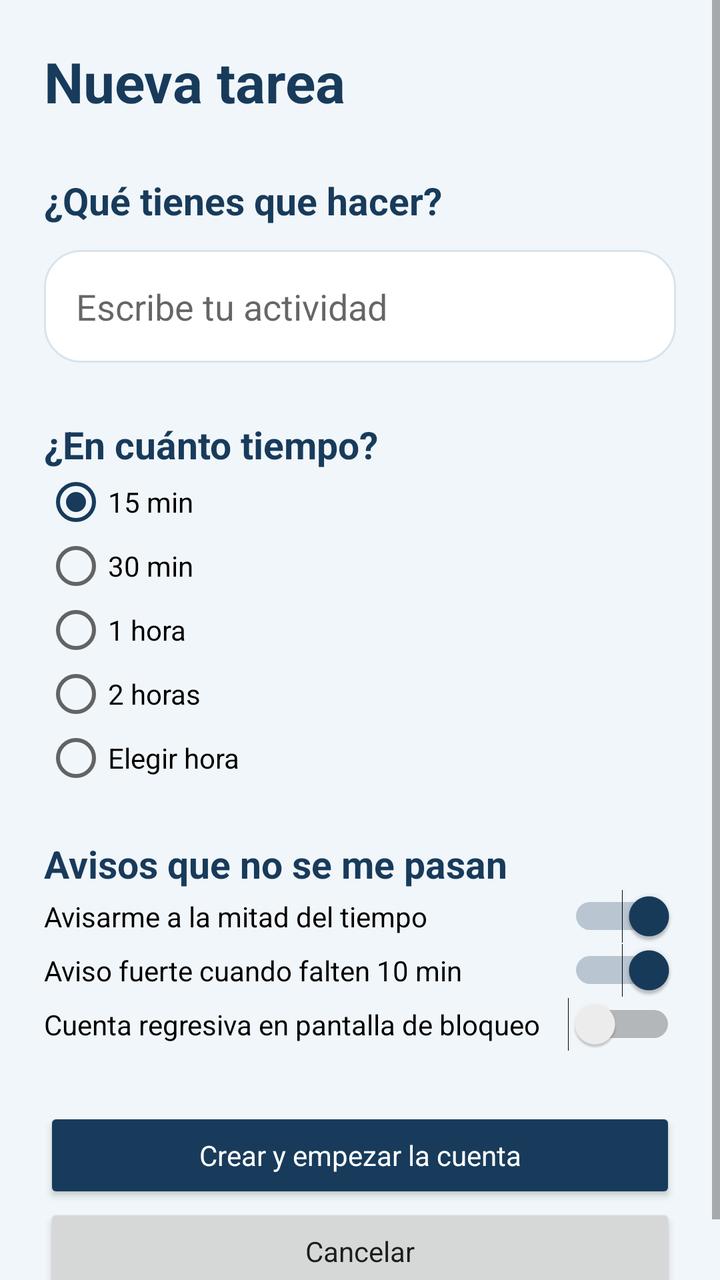
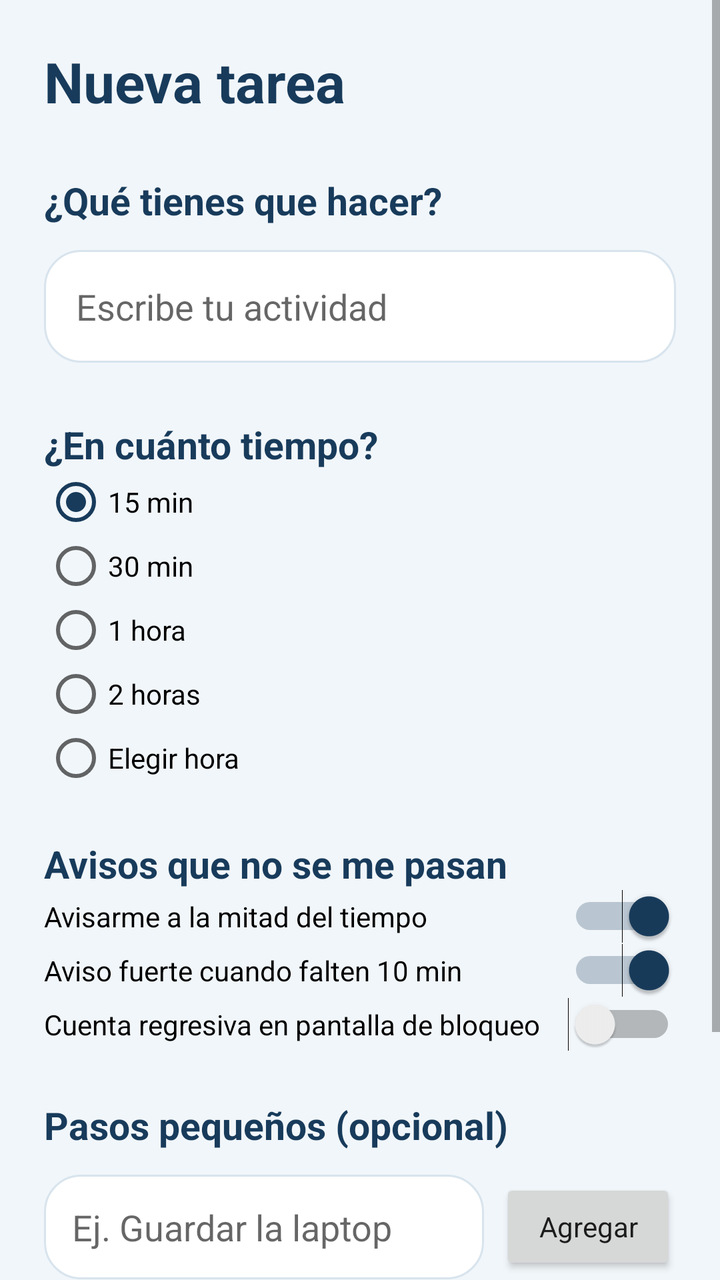

An Android layout rendered at two revisions. The XML below is the earlier revision; the diff shows what the commit changed to produce the second picture.
<!-- AndroidManifest.xml: application theme Theme.Ahorita -->
<!-- res/layout/activity_new_task.xml -->
<ScrollView xmlns:android="http://schemas.android.com/apk/res/android"
    android:layout_width="match_parent" android:layout_height="match_parent"
    android:background="@color/ah_background" android:fillViewport="true">
    <LinearLayout android:layout_width="match_parent" android:layout_height="wrap_content"
        android:orientation="vertical" android:padding="22dp">
        <TextView android:layout_width="wrap_content" android:layout_height="wrap_content"
            android:text="Nueva tarea" android:textColor="@color/ah_navy" android:textSize="28sp"
            android:textStyle="bold"/>
        <TextView android:layout_width="wrap_content" android:layout_height="wrap_content"
            android:layout_marginTop="28dp" android:text="¿Qué tienes que hacer?"
            android:textColor="@color/ah_navy" android:textSize="19sp" android:textStyle="bold"/>
        <EditText android:id="@+id/etTaskTitle" android:layout_width="match_parent"
            android:layout_height="wrap_content" android:layout_marginTop="12dp"
            android:hint="Escribe tu actividad" android:padding="16dp"
            android:background="@drawable/bg_card" android:inputType="textCapSentences"/>
        <TextView android:layout_width="wrap_content" android:layout_height="wrap_content"
            android:layout_marginTop="28dp" android:text="¿En cuánto tiempo?"
            android:textColor="@color/ah_navy" android:textSize="19sp" android:textStyle="bold"/>
        <RadioGroup android:id="@+id/rgDuration" android:layout_width="match_parent"
            android:layout_height="wrap_content" android:orientation="vertical">
            <RadioButton android:id="@+id/rb15" android:layout_width="wrap_content"
                android:layout_height="wrap_content" android:text="15 min" android:checked="true"/>
            <RadioButton android:id="@+id/rb30" android:layout_width="wrap_content"
                android:layout_height="wrap_content" android:text="30 min"/>
            <RadioButton android:id="@+id/rb60" android:layout_width="wrap_content"
                android:layout_height="wrap_content" android:text="1 hora"/>
            <RadioButton android:id="@+id/rb120" android:layout_width="wrap_content"
                android:layout_height="wrap_content" android:text="2 horas"/>
            <RadioButton android:id="@+id/rbCustom" android:layout_width="wrap_content"
                android:layout_height="wrap_content" android:text="Elegir hora"/>
        </RadioGroup>

        
        <TextView android:id="@+id/tvCustomTime" android:layout_width="wrap_content"
            android:layout_height="wrap_content" android:layout_marginStart="32dp"
            android:layout_marginTop="4dp" android:textColor="@color/ah_muted"
            android:textStyle="bold" android:visibility="gone"/>
        <TextView android:layout_width="wrap_content" android:layout_height="wrap_content"
            android:layout_marginTop="24dp" android:text="Avisos que no se me pasan"
            android:textColor="@color/ah_navy" android:textSize="19sp" android:textStyle="bold"/>
        <Switch android:layout_width="match_parent" android:layout_height="wrap_content"
            android:text="Avisarme a la mitad del tiempo" android:checked="true"/>
        <Switch android:layout_width="match_parent" android:layout_height="wrap_content"
            android:text="Aviso fuerte cuando falten 10 min" android:checked="true"/>
        <Switch android:layout_width="match_parent" android:layout_height="wrap_content"
            android:text="Cuenta regresiva en pantalla de bloqueo"/>
        <Button android:id="@+id/btnCreateTask" android:layout_width="match_parent"
            android:layout_height="wrap_content" android:layout_marginTop="28dp"
            android:text="Crear y empezar la cuenta" android:textAllCaps="false"
            android:textColor="@android:color/white" android:backgroundTint="@color/ah_navy"/>
        <Button android:id="@+id/btnCancelTask" android:layout_width="match_parent"
            android:layout_height="wrap_content" android:text="Cancelar" android:textAllCaps="false"/>
    </LinearLayout>
</ScrollView>
<!-- resources referenced by this layout -->
<resources>
  <color name="ah_background">#F1F6FA</color>
  <color name="ah_muted">#60788C</color>
  <color name="ah_navy">#183B5B</color>
  <!-- drawable bg_card (drawable) -->
  <shape xmlns:android="http://schemas.android.com/apk/res/android">
      <solid android:color="@color/ah_surface"/>
      <corners android:radius="18dp"/>
      <stroke android:width="1dp" android:color="@color/ah_border"/>
  </shape>
  <style name="Theme.Ahorita" parent="@android:style/Theme.Material.Light.NoActionBar">
          <item name="android:fontFamily">sans-serif</item>
          <item name="android:colorAccent">@color/ah_navy</item>
          <item name="android:statusBarColor">@color/ah_background</item>
          <item name="android:navigationBarColor">@color/ah_background</item>
          <item name="android:windowLightStatusBar">true</item>
          <item name="android:windowActionModeOverlay">true</item>
      </style>
  <color name="ah_surface">#FFFFFF</color>
  <color name="ah_border">#D8E4ED</color>
</resources>

<!-- the commit's change to res/layout/activity_new_task.xml (unified diff, before → after) -->
@@ -44,6 +44,23 @@
             android:text="Aviso fuerte cuando falten 10 min" android:checked="true"/>
         <Switch android:layout_width="match_parent" android:layout_height="wrap_content"
             android:text="Cuenta regresiva en pantalla de bloqueo"/>
+        
+        <TextView android:layout_width="wrap_content" android:layout_height="wrap_content"
+            android:layout_marginTop="24dp" android:text="Pasos pequeños (opcional)"
+            android:textColor="@color/ah_navy" android:textSize="19sp" android:textStyle="bold"/>
+        <LinearLayout android:layout_width="match_parent" android:layout_height="wrap_content"
+            android:layout_marginTop="12dp" android:gravity="center_vertical" android:orientation="horizontal">
+            <EditText android:id="@+id/etStep" android:layout_width="0dp"
+                android:layout_height="wrap_content" android:layout_weight="1"
+                android:hint="Ej. Guardar la laptop" android:padding="14dp"
+                android:background="@drawable/bg_card" android:inputType="textCapSentences"/>
+            <Button android:id="@+id/btnAddStep" android:layout_width="wrap_content"
+                android:layout_height="wrap_content" android:layout_marginStart="8dp"
+                android:text="Agregar" android:textAllCaps="false"/>
+        </LinearLayout>
+        
+        <LinearLayout android:id="@+id/containerNewSteps" android:layout_width="match_parent"
+            android:layout_height="wrap_content" android:layout_marginTop="8dp" android:orientation="vertical"/>
         <Button android:id="@+id/btnCreateTask" android:layout_width="match_parent"
             android:layout_height="wrap_content" android:layout_marginTop="28dp"
             android:text="Crear y empezar la cuenta" android:textAllCaps="false"
